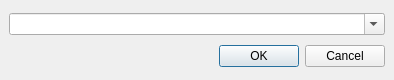
The window that src/ui/forms/addurldialog.ui (ksv1986/qmmp-staging) describes before a commit, drawn with Qt 5.
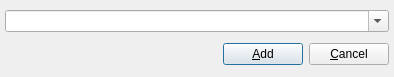
The same window after the commit.

Commit message: playlist support for the url dialog

Patch:
```diff
--- a/src/ui/forms/addurldialog.ui
+++ b/src/ui/forms/addurldialog.ui
@@ -6,33 +6,56 @@
     <x>0</x>
     <y>0</y>
     <width>394</width>
-    <height>80</height>
+    <height>77</height>
    </rect>
   </property>
   <property name="windowTitle" >
    <string>Enter URL to add</string>
   </property>
-  <layout class="QVBoxLayout" >
-   <property name="margin" >
-    <number>9</number>
+  <layout class="QGridLayout" >
+   <property name="leftMargin" >
+    <number>5</number>
    </property>
-   <property name="spacing" >
-    <number>6</number>
+   <property name="topMargin" >
+    <number>5</number>
    </property>
-   <item>
+   <property name="rightMargin" >
+    <number>5</number>
+   </property>
+   <property name="bottomMargin" >
+    <number>5</number>
+   </property>
+   <item row="0" column="0" colspan="3" >
     <widget class="QComboBox" name="urlComboBox" >
      <property name="editable" >
       <bool>true</bool>
      </property>
     </widget>
    </item>
-   <item>
-    <widget class="QDialogButtonBox" name="buttonBox" >
+   <item row="1" column="0" >
+    <spacer>
      <property name="orientation" >
       <enum>Qt::Horizontal</enum>
      </property>
-     <property name="standardButtons" >
-      <set>QDialogButtonBox::Cancel|QDialogButtonBox::NoButton|QDialogButtonBox::Ok</set>
+     <property name="sizeHint" >
+      <size>
+       <width>181</width>
+       <height>20</height>
+      </size>
+     </property>
+    </spacer>
+   </item>
+   <item row="1" column="1" >
+    <widget class="QPushButton" name="addButton" >
+     <property name="text" >
+      <string>&amp;Add</string>
+     </property>
+    </widget>
+   </item>
+   <item row="1" column="2" >
+    <widget class="QPushButton" name="cancelButton" >
+     <property name="text" >
+      <string>&amp;Cancel</string>
      </property>
     </widget>
    </item>
```
Left out of the diff: 22 changed lines with no effect on the pictures. The commit also changes 2 other files.
